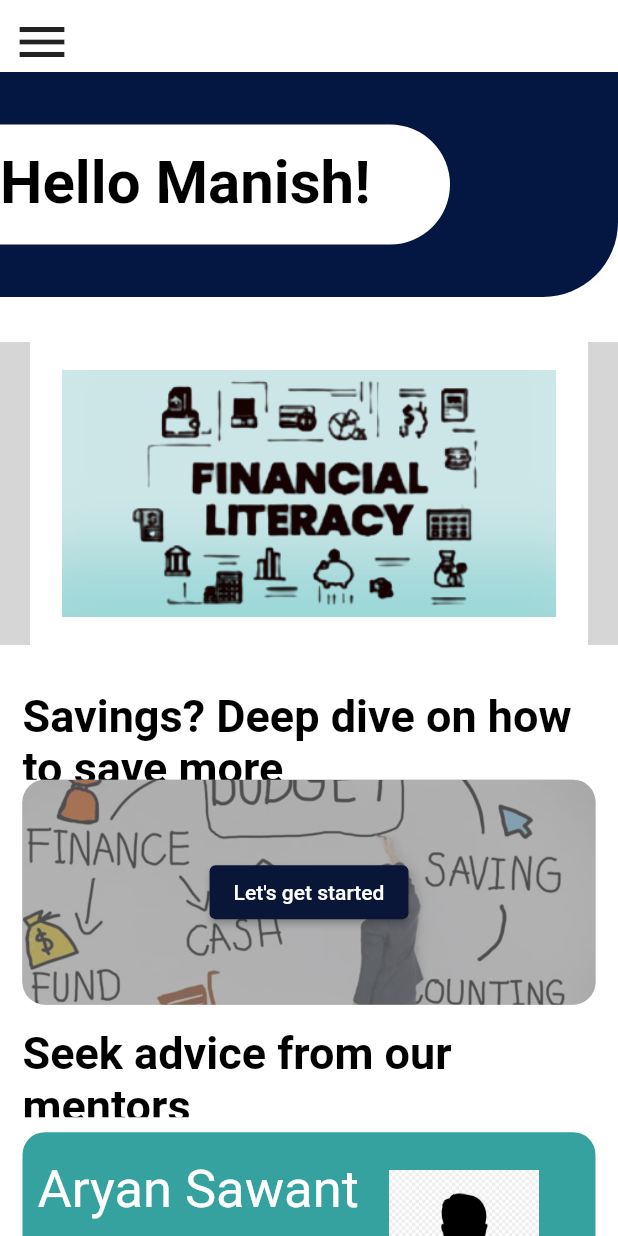
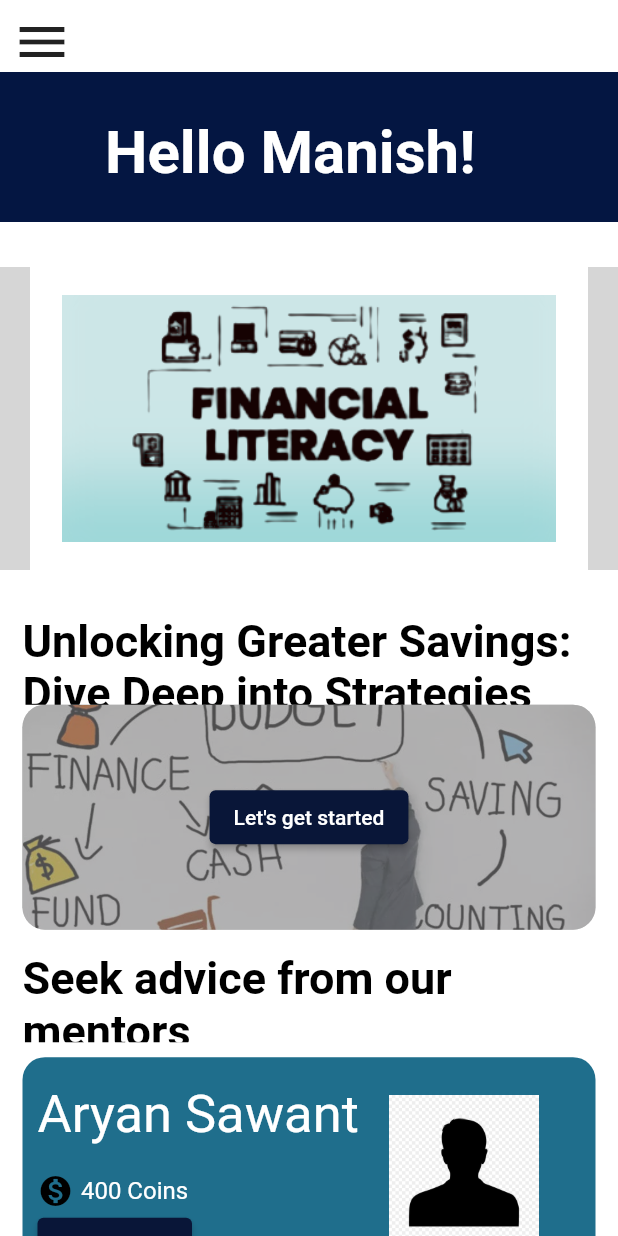
Before and after one commit to OKPooja/NFC_-Developers, a Flutter app: the HomePage screen opened directly, on a phone screen of 412 x 824 dp. Run offline on Flutter 3.47's test engine with Material 2 defaults, Android fonts, the phone set to English and light mode, and no system bars; drawn by our look-alikes of carousel_slider; our stand-ins replace curved_navigation_bar, firebase_auth, firebase_core, gap, youtube_player_flutter; accounts and stored records are empty; network calls fail; grey boxes are pictures that could not be loaded.

Commit message:
minor changes updated

```diff
--- a/lib/Screens/bankingPages/bankingHome.dart
+++ b/lib/Screens/bankingPages/bankingHome.dart
@@ -16,10 +16,10 @@ class _BankingHomeState extends State<BankingHome> {
     double w = MediaQuery.of(context).size.width;
     return Scaffold(
         backgroundColor: Appcolor.backGroundColor,
-        body: Container(
+        body: SingleChildScrollView(
+          child: Container(
             child: Stack(
               children: [
-
                 _headSection(),
                 _listBill(),
                 Positioned(
@@ -52,6 +52,7 @@ class _BankingHomeState extends State<BankingHome> {
               //   //   child: _listBill(),
               //   // ),
                ],
+            ),
           ),
         ));
   }
--- a/lib/Screens/drawerScreen.dart
+++ b/lib/Screens/drawerScreen.dart
@@ -1,4 +1,6 @@
+import 'package:firebase_auth/firebase_auth.dart';
 import 'package:flutter/material.dart';
+import '../Login_Signup_Screens/login.dart';
 import 'configuration.dart';
 
 class DrawerScreen extends StatefulWidget {
@@ -10,6 +12,11 @@ class DrawerScreen extends StatefulWidget {
 
 class _DrawerScreenState extends State<DrawerScreen> {
   @override
+  void signUserOut(BuildContext context) async {
+    await FirebaseAuth.instance.signOut();
+    Navigator.of(context)
+        .pushReplacement(MaterialPageRoute(builder: (context) => LoginPage()));
+  }
   Widget build(BuildContext context) {
     return Container(
       color: Color.fromRGBO(9, 22, 56, 1),
@@ -77,7 +84,7 @@ class _DrawerScreenState extends State<DrawerScreen> {
                 Text(
                   'Settings',
                   style: TextStyle(
-                      color: Colors.white, fontWeight: FontWeight.bold),
+                      color: Colors.white, fontWeight: FontWeight.bold, fontSize: 25),
                 ),
                 SizedBox(
                   width: 10,
@@ -90,11 +97,19 @@ class _DrawerScreenState extends State<DrawerScreen> {
                 SizedBox(
                   width: 10,
                 ),
-                Text(
-                  'Log out',
-                  style: TextStyle(
-                      color: Colors.white, fontWeight: FontWeight.bold),
-                ),
+                GestureDetector(
+                  onTap: () {
+                    signUserOut(context);
+                  },
+                  child: Text(
+                    'Log out',
+                    style: TextStyle(
+                      color: Colors.white,
+                      fontWeight: FontWeight.bold,
+                      fontSize: 25,
+                    ),
+                  ),
+                )
               ],
             ),
           ),
--- a/lib/Screens/homeScreen.dart
+++ b/lib/Screens/homeScreen.dart
@@ -88,38 +88,39 @@ class _HomeScreenState extends State<HomeScreen> {
                   children: [
                     //Hello Manish
                     Container(
-                      height: 150,
+                      height: 100,
                       decoration: BoxDecoration(
-                        borderRadius: BorderRadius.only(
-                          bottomRight: Radius.circular(50),
-                        ),
+                        // borderRadius: BorderRadius.only(
+                        //   bottomRight: Radius.circular(90),
+                        //   bottomLeft: Radius.circular(90),
+                        // ),
                         color: Color.fromRGBO(4, 22, 66, 1.0),
                       ),
                       child: Stack(
                         children: [
+                          // Positioned(
+                          //   left: 30,
+                          //   child: Container(
+                          //     height: 70,
+                          //     width: 300,
+                          //     decoration: BoxDecoration(
+                          //       borderRadius: BorderRadius.only(
+                          //         bottomLeft: Radius.circular(50),
+                          //         bottomRight: Radius.circular(50),
+                          //       ),
+                          //       color: Colors.white,
+                          //     ),
+                          //   ),
+                          // ),
                           Positioned(
-                            top: 35,
-                            left: 0,
-                            child: Container(
-                              height: 80,
-                              width: 300,
-                              decoration: BoxDecoration(
-                                borderRadius: BorderRadius.only(
-                                  topRight: Radius.circular(50),
-                                  bottomRight: Radius.circular(50),
-                                ),
-                                color: Colors.white,
-                              ),
-                            ),
-                          ),
-                          Positioned(
-                            top: 50,
+                            top: 30,
+                            left: 70,
                             child: Text(
                               'Hello Manish!',
                               style: TextStyle(
                                 fontSize: 40,
                                 fontWeight: FontWeight.bold,
-                                color: Colors.black,
+                                color: Colors.white,
                               ),
                             ),
                           )
@@ -184,7 +185,7 @@ class _HomeScreenState extends State<HomeScreen> {
                             Container(
                               height: 60,
                               child: Text(
-                                'Savings? Deep dive on how to save more',
+                                'Unlocking Greater Savings: Dive Deep into Strategies for Boosting Your Savings',
                                 style: TextStyle(
                                   fontSize: 30,
                                   fontWeight: FontWeight.bold,
@@ -253,7 +254,7 @@ class _HomeScreenState extends State<HomeScreen> {
                             height: 150,
                             decoration: BoxDecoration(
                               borderRadius: BorderRadius.all(Radius.circular(15.0)),
-                              color: Color.fromRGBO(53, 162, 159, 1.0),
+                              color: Color.fromRGBO(31, 110, 140, 1.0),
                             ),
                             child: Row(
                               children: [
@@ -343,7 +344,7 @@ class _HomeScreenState extends State<HomeScreen> {
                             height: 150,
                             decoration: BoxDecoration(
                               borderRadius: BorderRadius.all(Radius.circular(15.0)),
-                              color: Color.fromRGBO(11, 102, 106, 1.0),
+                              color: Color.fromRGBO(46, 138, 153, 1.0),
                             ),
                             child: Row(
                               children: [
@@ -433,7 +434,7 @@ class _HomeScreenState extends State<HomeScreen> {
                             height: 150,
                             decoration: BoxDecoration(
                               borderRadius: BorderRadius.all(Radius.circular(15.0)),
-                              color: Color.fromRGBO(53, 162, 159, 1.0),
+                              color: Color.fromRGBO(31, 110, 140, 1.0),
                             ),
                             child: Row(
                               children: [
```
Also changed, not shown: lib/Screens/Course/quiz_results.dart (+27 -1 lines), lib/Screens/course_quiz.dart (+14 -0 lines). Lines whose indentation alone changed are shown as unchanged.
